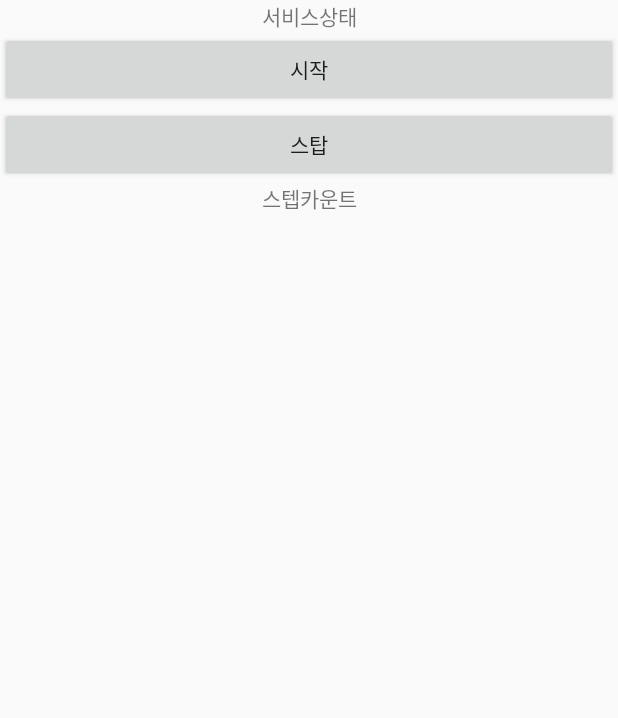
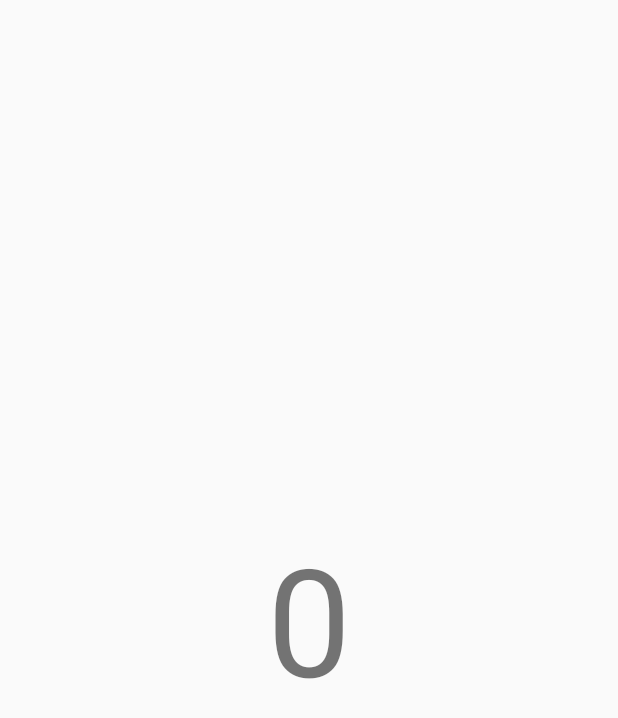
Before and after one commit to Agatho22/health, an Android app: the layout activity_step.xml on its own in the app's theme, with its tools: preview values and no code run, on a phone screen of 412 x 824 dp. Shown: the top 718 px of the screen. Run offline under Robolectric (Android 15) with nearby library versions, the phone set to English and light mode, and no system bars.

Commit message:
21.05.11 만보기 수정

```diff
--- a/app/src/main/java/com/aman/health/StepCallback.java
+++ /dev/null
@@ -1,6 +0,0 @@
-package com.aman.health;
-
-public interface StepCallback {
-    void onStepCallback(int step); //서비스에서 스텝 변화 시 액티비티로 전달하는 콜백 함수
-    void onUnbindService(); // 서비스 언바인드 시 액티비티로 전달하는 콜백 함수
-}
--- a/app/src/main/res/layout/activity_step.xml
+++ b/app/src/main/res/layout/activity_step.xml
@@ -1,33 +1,20 @@
 <?xml version="1.0" encoding="utf-8"?>
-<LinearLayout xmlns:android="http://schemas.android.com/apk/res/android"
+<androidx.constraintlayout.widget.ConstraintLayout xmlns:android="http://schemas.android.com/apk/res/android"
     xmlns:app="http://schemas.android.com/apk/res-auto"
     xmlns:tools="http://schemas.android.com/tools"
     android:layout_width="match_parent"
     android:layout_height="match_parent"
-    android:orientation="vertical"
-    tools:context=".StepActivity">
-    <TextView
-        android:id="@+id/textStatusService"
-        android:layout_width="match_parent"
-        android:layout_height="wrap_content"
-        android:gravity="center"
-        android:text="서비스상태" />
-    <Button
-        android:id="@+id/startBtn"
-        android:layout_width="match_parent"
-        android:layout_height="50dp"
-        android:text="시작" />
-
-    <Button
-        android:id="@+id/endBtn"
-        android:layout_width="match_parent"
-        android:layout_height="50dp"
-        android:text="스탑" />
+    tools:context=".MainActivity">
 
     <TextView
-        android:id="@+id/textCount"
-        android:layout_width="match_parent"
+        android:id="@+id/sensor"
+        android:textSize="100sp"
+        android:layout_width="wrap_content"
         android:layout_height="wrap_content"
-        android:gravity="center"
-        android:text="스텝카운트" />
-</LinearLayout>
+        android:text="0"
+        app:layout_constraintBottom_toBottomOf="parent"
+        app:layout_constraintLeft_toLeftOf="parent"
+        app:layout_constraintRight_toRightOf="parent"
+        app:layout_constraintTop_toTopOf="parent" />
+
+</androidx.constraintlayout.widget.ConstraintLayout>
```
Also changed, not shown: app/src/main/AndroidManifest.xml (+13 -1 lines), app/src/main/java/com/aman/health/StepActivity.java (+39 -122 lines), app/src/main/java/com/aman/health/StepService.java (deleted, +0 -117 lines).
